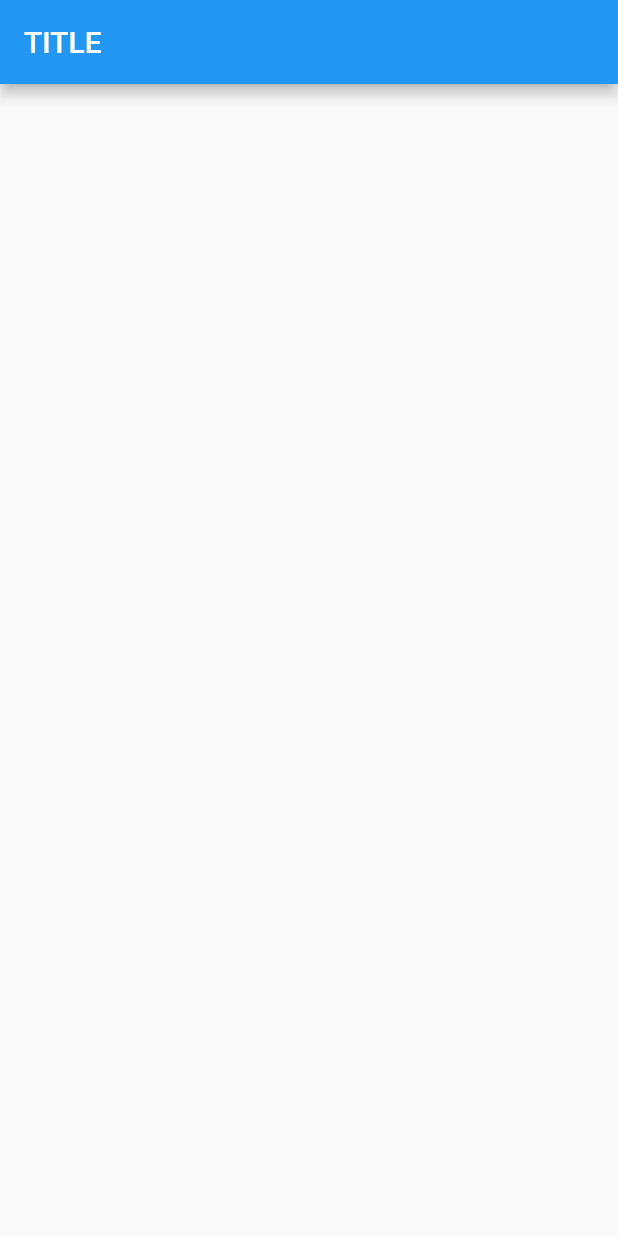
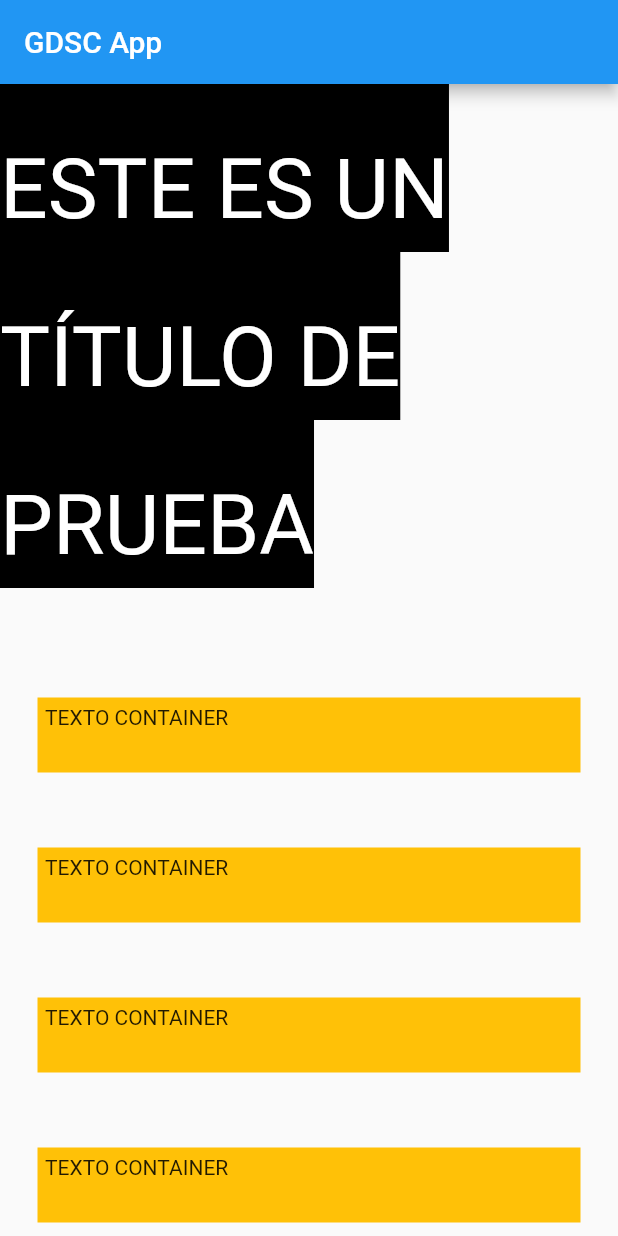
Before and after one commit to Rodrigo-Flores/GDSC-UTFSM-flutter-workshop, a Flutter app: the screen it shows after launch, on a phone screen of 412 x 824 dp. Run offline on Flutter 3.47's test engine with Material 2 defaults, Android fonts, the phone set to English and light mode, and no system bars; missing offline and left inert: dart:html.

Commit message:
containers, expaded, col, row, text

```diff
--- a/lib/main.dart
+++ b/lib/main.dart
@@ -1,3 +1,5 @@
+import 'dart:html';
+
 import 'package:flutter/material.dart';
 
 void main() {
@@ -34,8 +36,89 @@ class _MyHomePageState extends State<MyHomePage> {
   Widget build(BuildContext context) {
     return Scaffold(
       appBar: AppBar(
-        title: const Text("TITLE"),
+        title: const Text("GDSC App"),
+        // centerTitle: true,
       ),
+      body: Column(
+        children: [
+          Expanded(
+            child: const Text(
+              "ESTE ES UN TÍTULO DE PRUEBA",
+              style: TextStyle(
+                height: 2,
+                color: Colors.white,
+                backgroundColor: Colors.black,
+                fontSize: 56,
+              ),
+              ),
+          ),
+          Container(
+            child: Expanded(
+              child: ListView(
+                children: [
+                  Container(
+                    margin: const EdgeInsets.all(25.0),
+                    padding: const EdgeInsets.all(5.0),
+                    color: Colors.amber,
+                    height: 50,
+                    width: 50,
+                    child: const Text("TEXTO CONTAINER")
+                  ),
+                  Container(
+                    margin: const EdgeInsets.all(25.0),
+                    padding: const EdgeInsets.all(5.0),
+                    color: Colors.amber,
+                    height: 50,
+                    width: 50,
+                    child: const Text("TEXTO CONTAINER")
+                  ),
+                  Container(
+                    margin: const EdgeInsets.all(25.0),
+                    padding: const EdgeInsets.all(5.0),
+                    color: Colors.amber,
+                    height: 50,
+                    width: 50,
+                    child: const Text("TEXTO CONTAINER")
+                  ),
+                  Container(
+                    margin: const EdgeInsets.all(25.0),
+                    padding: const EdgeInsets.all(5.0),
+                    color: Colors.amber,
+                    height: 50,
+                    width: 50,
+                    child: const Text("TEXTO CONTAINER")
+                  ),
+                  Container(
+                    margin: const EdgeInsets.all(25.0),
+                    padding: const EdgeInsets.all(5.0),
+                    color: Colors.amber,
+                    height: 50,
+                    width: 50,
+                    child: const Text("TEXTO CONTAINER")
+                  ),
+                  Container(
+                    margin: const EdgeInsets.all(25.0),
+                    padding: const EdgeInsets.all(5.0),
+                    color: Colors.amber,
+                    height: 50,
+                    width: 50,
+                    child: const Text("TEXTO CONTAINER")
+                  ),
+                  Container(
+                    margin: const EdgeInsets.all(25.0),
+                    padding: const EdgeInsets.all(5.0),
+                    color: Colors.amber,
+                    height: 50,
+                    width: 50,
+                    child: const Text("TEXTO CONTAINER")
+                  ),
+
+                ],
+              )
+            ),
+          )
+        ],
+      )
     );
   }
 }
```
